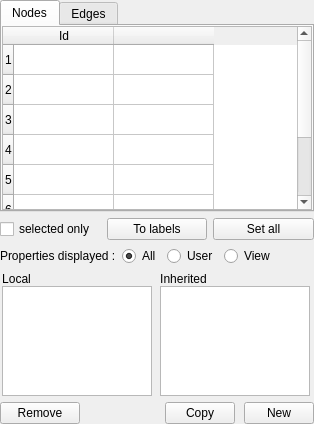
vadivelselvaraj/TulipGLImprovement, file library/tulip-qt/designer/PropertyDialog.ui: the form before one commit.
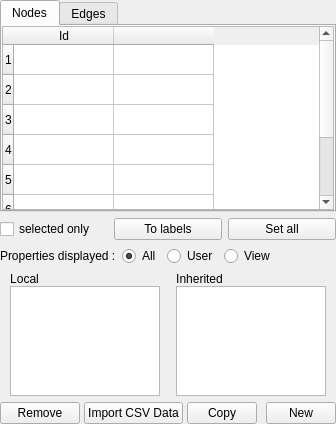
The form after the commit. Custom widgets are drawn as their Qt base class.

Commit message: - Add CSVImport to PropertyDialog

```diff
--- a/library/tulip-qt/designer/PropertyDialog.ui
+++ b/library/tulip-qt/designer/PropertyDialog.ui
@@ -447,21 +447,15 @@
            </property>
           </widget>
          </item>
-         <item>
-          <spacer>
-           <property name="orientation" >
-            <enum>Qt::Horizontal</enum>
-           </property>
-           <property name="sizeHint" >
-            <size>
-             <width>40</width>
-             <height>20</height>
-            </size>
-           </property>
-          </spacer>
-         </item>
         </layout>
        </item>
+       <item>
+        <widget class="QPushButton" name="importCSVPushButton" >
+         <property name="text" >
+          <string>Import CSV Data</string>
+         </property>
+        </widget>
+       </item>
        <item>
         <layout class="QHBoxLayout" >
          <property name="margin" >
```
Left out of the diff: 38 changed lines with no effect on the pictures. The commit also changes 15 other files.
